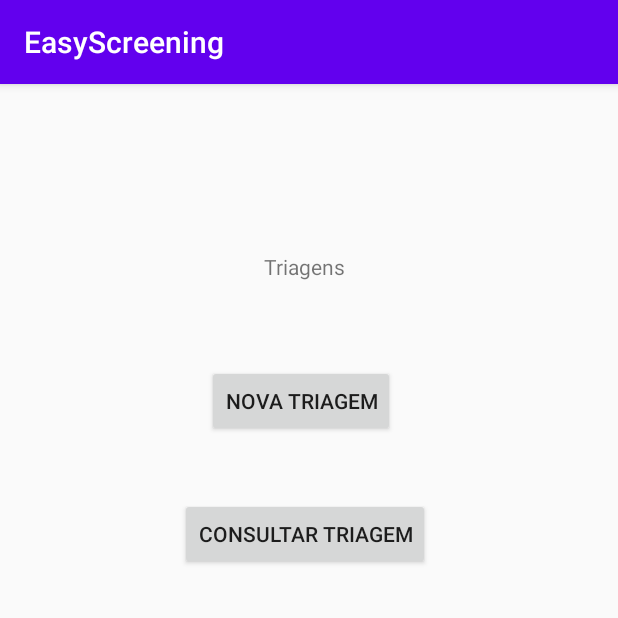
After one commit to joaomftorres/AppTriagem, an Android app: the ActivityTriagens screen opened directly, with no data from a screen before it, on a phone screen of 412 x 824 dp, the top half of it. The commit adds this screen. Run offline under Robolectric (Android 15) with nearby library versions, the phone set to English and light mode, and no system bars.

```diff
--- a/app/src/main/AndroidManifest.xml
+++ b/app/src/main/AndroidManifest.xml
@@ -9,6 +9,8 @@
         android:roundIcon="@mipmap/ic_launcher_round"
         android:supportsRtl="true"
         android:theme="@style/AppTheme">
+        <activity android:name=".ActivityPacientes"></activity>
+        <activity android:name=".ActivityTriagens" />
         <activity android:name=".MainActivity">
             <intent-filter>
                 <action android:name="android.intent.action.MAIN" />
--- /dev/null
+++ b/app/src/main/java/pt/ipg/apptriagem/ActivityTriagens.java
@@ -0,0 +1,14 @@
+package pt.ipg.apptriagem;
+
+import androidx.appcompat.app.AppCompatActivity;
+
+import android.os.Bundle;
+
+public class ActivityTriagens extends AppCompatActivity {
+
+    @Override
+    protected void onCreate(Bundle savedInstanceState) {
+        super.onCreate(savedInstanceState);
+        setContentView(R.layout.activity_triagens);
+    }
+}
--- /dev/null
+++ b/app/src/main/res/layout/activity_triagens.xml
@@ -0,0 +1,42 @@
+<?xml version="1.0" encoding="utf-8"?>
+<androidx.constraintlayout.widget.ConstraintLayout xmlns:android="http://schemas.android.com/apk/res/android"
+    xmlns:app="http://schemas.android.com/apk/res-auto"
+    xmlns:tools="http://schemas.android.com/tools"
+    android:layout_width="match_parent"
+    android:layout_height="match_parent"
+    tools:context=".ActivityTriagens">
+
+    <Button
+        android:id="@+id/buttonnovatriagem"
+        android:layout_width="wrap_content"
+        android:layout_height="wrap_content"
+        android:layout_marginStart="138dp"
+        android:layout_marginLeft="138dp"
+        android:layout_marginTop="187dp"
+        android:text="@string/buttonnovatriagem"
+        app:layout_constraintStart_toStartOf="parent"
+        app:layout_constraintTop_toTopOf="parent" />
+
+    <Button
+        android:id="@+id/buttonconsultartriagem"
+        android:layout_width="wrap_content"
+        android:layout_height="wrap_content"
+        android:layout_marginStart="120dp"
+        android:layout_marginLeft="120dp"
+        android:layout_marginTop="276dp"
+        android:text="@string/buttonconsultartriagem"
+        app:layout_constraintStart_toStartOf="parent"
+        app:layout_constraintTop_toTopOf="parent" />
+
+    <TextView
+        android:id="@+id/textViewPagTriagem"
+        android:layout_width="wrap_content"
+        android:layout_height="wrap_content"
+        android:layout_marginStart="176dp"
+        android:layout_marginLeft="176dp"
+        android:layout_marginTop="112dp"
+        android:text="@string/textViewPagTriagem"
+        app:layout_constraintStart_toStartOf="parent"
+        app:layout_constraintTop_toTopOf="parent" />
+
+</androidx.constraintlayout.widget.ConstraintLayout>
--- a/app/src/main/res/values/strings.xml
+++ b/app/src/main/res/values/strings.xml
@@ -1,3 +1,11 @@
 <resources>
-    <string name="app_name">AppTriagem</string>
+    <string name="app_name">EasyScreening</string>
+    <string name="TextViewTitulo">App Triagem</string>
+    <string name="buttontriagem">Triagem</string>
+    <string name="buttonpacientes">Pacientes</string>
+    <string name="textViewPagTriagem">Triagens</string>
+    <string name="buttonnovatriagem">Nova Triagem</string>
+    <string name="buttonconsultartriagem">Consultar Triagem</string>
+    <string name="textViewPacientes">Pacientes</string>
+    <string name="buttonestatisticas">Estatisticas</string>
 </resources>
```
Also changed, not shown: app/src/main/java/pt/ipg/apptriagem/ActivityPacientes.java (added, +14 -0 lines), app/src/main/java/pt/ipg/apptriagem/MainActivity.java (+7 -0 lines), app/src/main/res/drawable/btnskin.xml (added, +26 -0 lines), app/src/main/res/layout/activity_main.xml (+73 -7 lines), app/src/main/res/layout/activity_pacientes.xml (added, +30 -0 lines).
